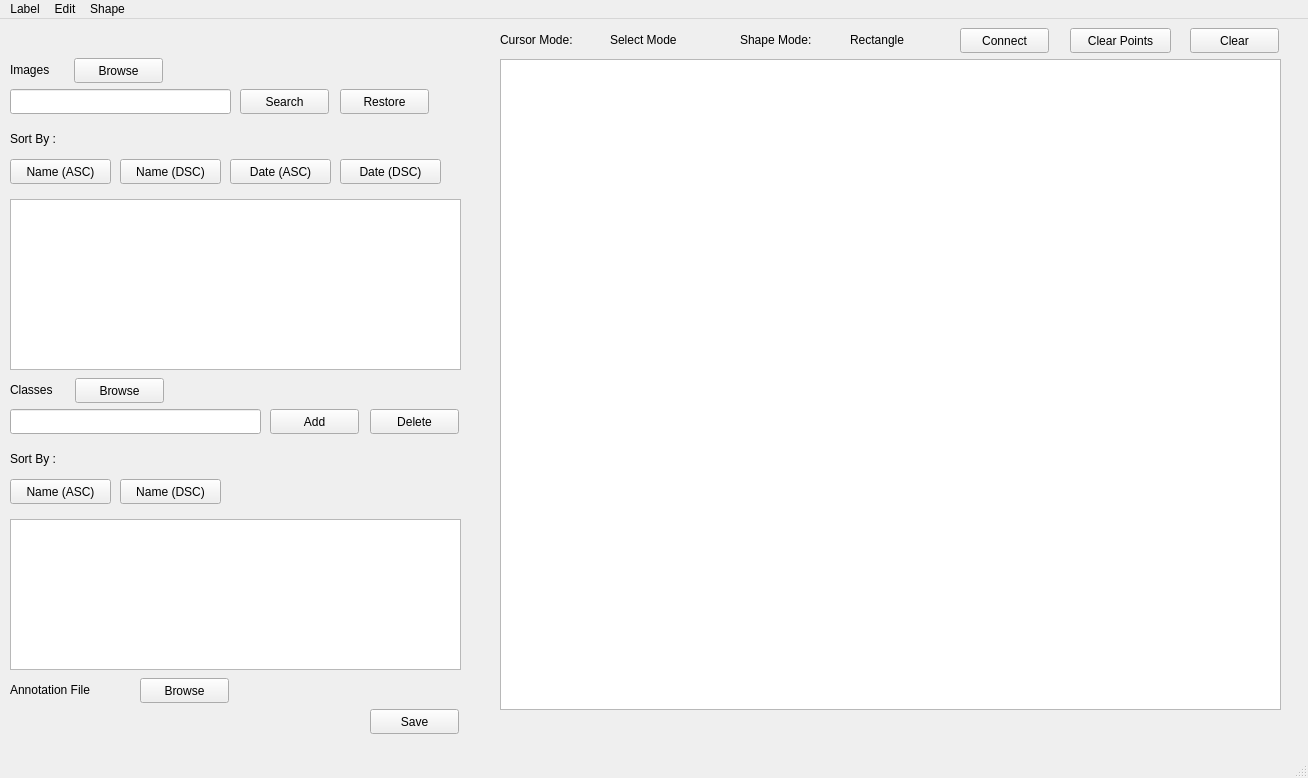
Before: the Qt Designer form SRC/labeller.ui in amansahil/Smart-Annotate, drawn with Qt 5.
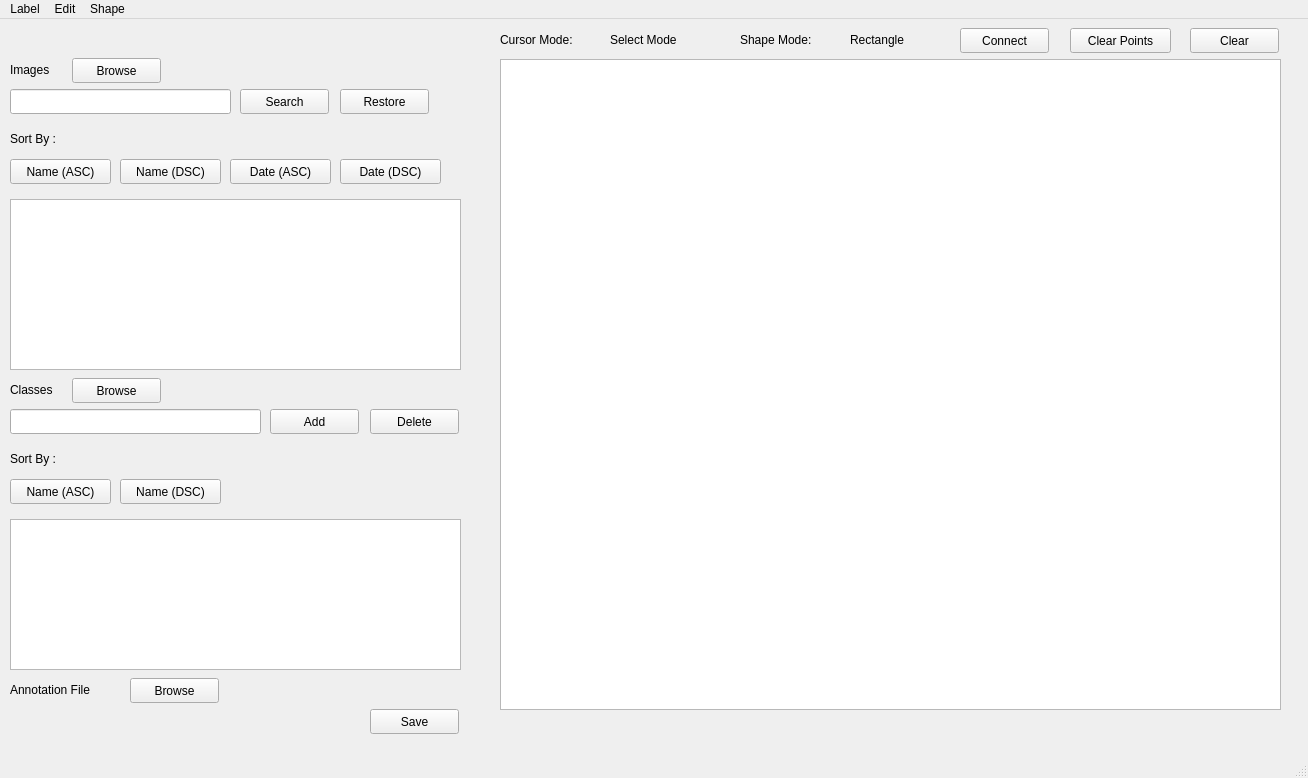
After: the same form once the commit is applied. Icons and pictures are not drawn.

The edit to the form file:
```diff
--- a/SRC/labeller.ui
+++ b/SRC/labeller.ui
@@ -17,7 +17,7 @@
    <widget class="QPushButton" name="imageBrowseButton">
     <property name="geometry">
      <rect>
-      <x>74</x>
+      <x>72</x>
       <y>39</y>
       <width>89</width>
       <height>25</height>
@@ -66,7 +66,7 @@
    <widget class="QPushButton" name="classBrowseButton">
     <property name="geometry">
      <rect>
-      <x>75</x>
+      <x>72</x>
       <y>359</y>
       <width>89</width>
       <height>25</height>
@@ -108,7 +108,7 @@
    <widget class="QPushButton" name="annotationBrowseButton">
     <property name="geometry">
      <rect>
-      <x>140</x>
+      <x>130</x>
       <y>659</y>
       <width>89</width>
       <height>25</height>
@@ -164,7 +164,7 @@
    <widget class="QLabel" name="imageDirLabel">
     <property name="geometry">
      <rect>
-      <x>170</x>
+      <x>172</x>
       <y>40</y>
       <width>281</width>
       <height>21</height>
@@ -177,7 +177,7 @@
    <widget class="QLabel" name="classFileLabel">
     <property name="geometry">
      <rect>
-      <x>180</x>
+      <x>172</x>
       <y>350</y>
       <width>271</width>
       <height>41</height>
```
